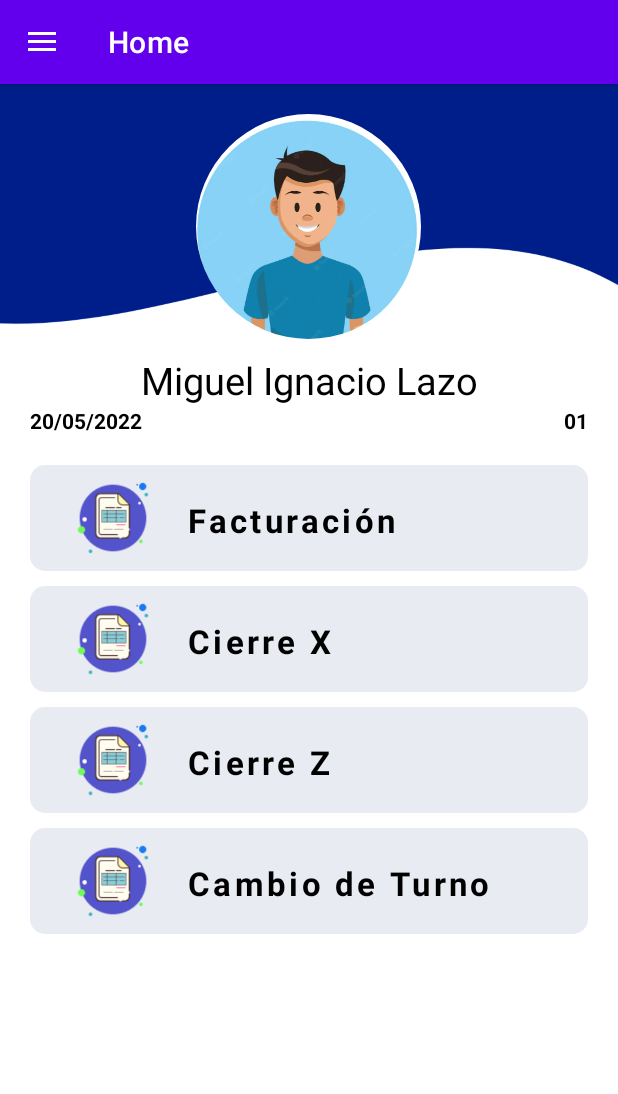
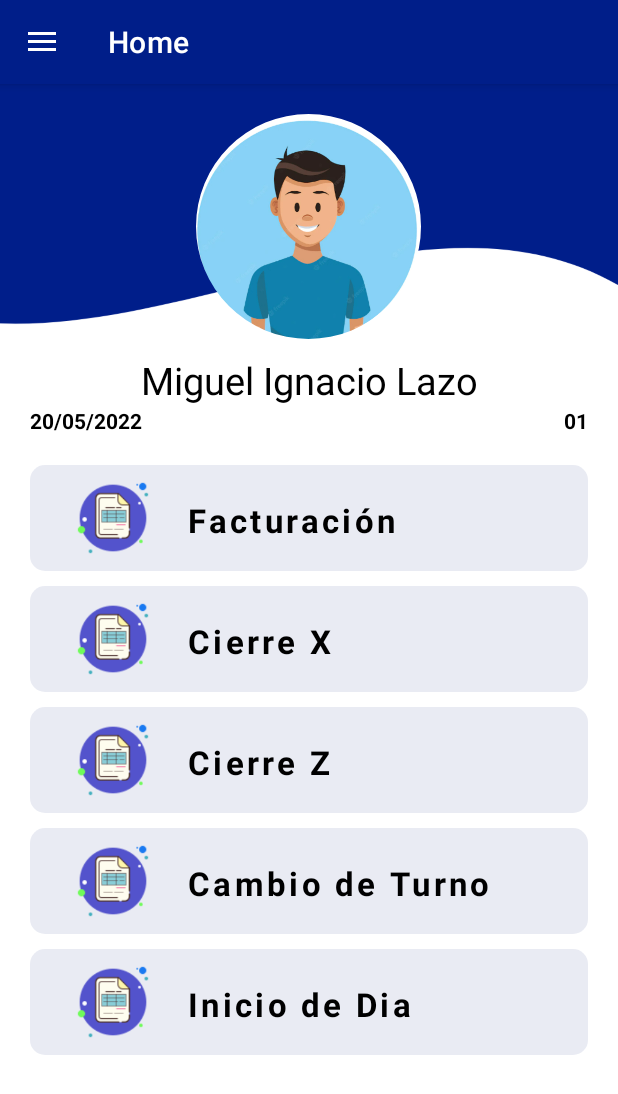
Before and after one commit to melinallacuag/RoblesAPP, an Android app: the screen it shows after launch (MainActivity), on a phone screen of 412 x 824 dp. Shown: the top 1094 px of the screen. Run offline under Robolectric (Android 15) with nearby library versions, the phone set to English and light mode, and no system bars; our stand-ins replace navigation-ui.

Commit message:
personalizar los colores del banner

```diff
--- a/app/src/main/res/layout/fragment_home.xml
+++ b/app/src/main/res/layout/fragment_home.xml
@@ -222,5 +222,44 @@
                 app:layout_constraintTop_toTopOf="parent"
                 app:layout_constraintVertical_bias="0.483" />
         </androidx.constraintlayout.widget.ConstraintLayout>
+        <androidx.constraintlayout.widget.ConstraintLayout
+            android:id="@+id/menu_iniciodia"
+            android:layout_width="match_parent"
+            android:padding="5sp"
+            android:layout_gravity="center"
+            android:layout_height="wrap_content"
+            android:layout_marginBottom="10sp"
+            android:background="@drawable/cardmenu">
+
+            <ImageView
+                android:id="@+id/imginiciodia"
+                android:layout_marginStart="20sp"
+                android:layout_width="60dp"
+                android:layout_height="60dp"
+                android:src="@drawable/icon_factura"
+                app:layout_constraintBottom_toBottomOf="parent"
+                app:layout_constraintEnd_toEndOf="parent"
+                app:layout_constraintHorizontal_bias="0.0"
+                app:layout_constraintStart_toStartOf="parent"
+                app:layout_constraintTop_toTopOf="parent"
+                app:layout_constraintVertical_bias="0.0" />
+
+            <TextView
+                android:layout_width="239dp"
+                android:layout_height="26dp"
+                android:layout_marginStart="20sp"
+                android:layout_marginEnd="20sp"
+                android:letterSpacing="0.1"
+                android:text="Inicio de Dia"
+                android:textColor="@color/black"
+                android:textSize="22sp"
+                android:textStyle="bold"
+                app:layout_constraintBottom_toBottomOf="parent"
+                app:layout_constraintEnd_toEndOf="parent"
+                app:layout_constraintHorizontal_bias="0.0"
+                app:layout_constraintStart_toEndOf="@+id/imginiciodia"
+                app:layout_constraintTop_toTopOf="parent"
+                app:layout_constraintVertical_bias="0.483" />
+        </androidx.constraintlayout.widget.ConstraintLayout>
     </LinearLayout>
 </androidx.constraintlayout.widget.ConstraintLayout>
--- a/app/src/main/res/values/colors.xml
+++ b/app/src/main/res/values/colors.xml
@@ -1,8 +1,8 @@
 <?xml version="1.0" encoding="utf-8"?>
 <resources>
     <color name="purple_200">#FFBB86FC</color>
-    <color name="purple_500">#FF6200EE</color>
-    <color name="purple_700">#FF3700B3</color>
+    <color name="purple_500">#001E89</color>
+    <color name="purple_700">#001E89</color>
     <color name="teal_200">#FF03DAC5</color>
     <color name="teal_700">#FF018786</color>
     <color name="black">#FF000000</color>
```
